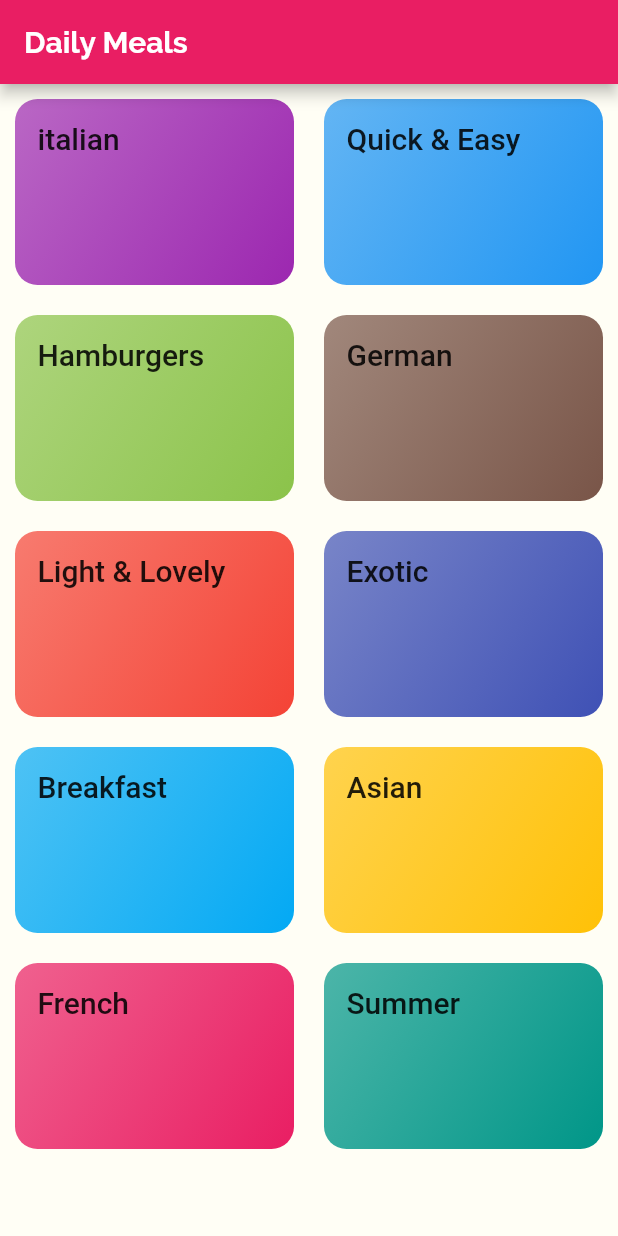
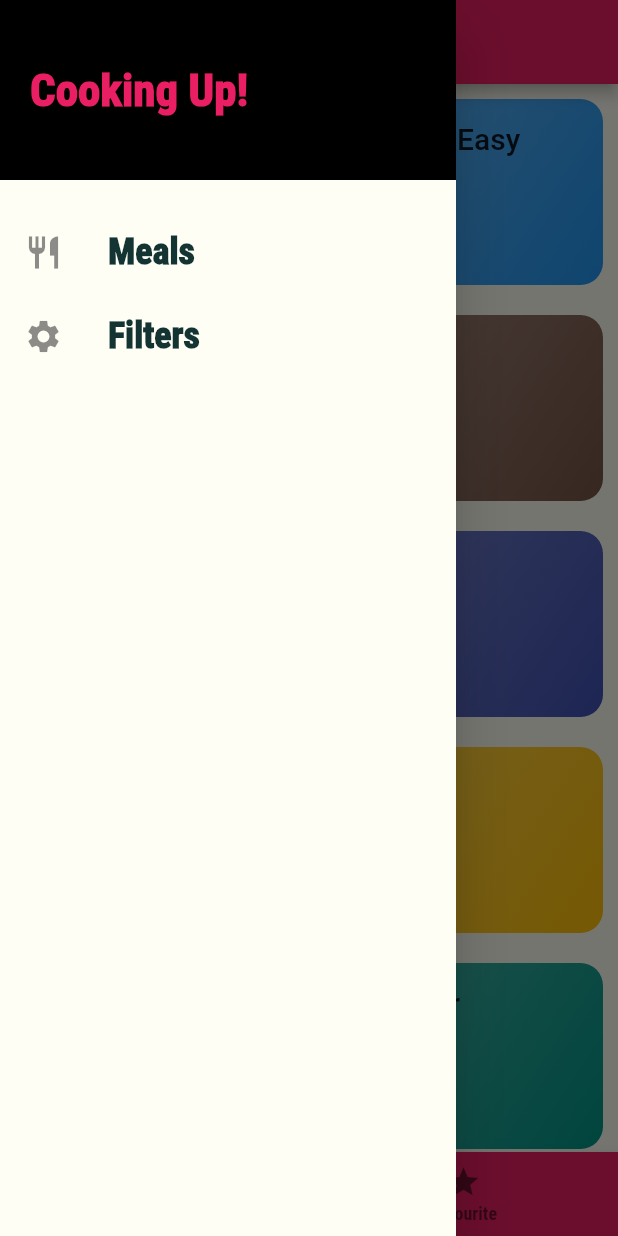
Before and after one commit to MeetSolguruz/meals_app, a Flutter app: the screen it shows after launch, with the side drawer open (before the commit the screen has no drawer), on a phone screen of 412 x 824 dp. Run offline on Flutter 3.47's test engine with Material 2 defaults, Android fonts, the phone set to English and light mode, and no system bars.

Commit message:
15-09-2021 commit

```diff
--- a/lib/main.dart
+++ b/lib/main.dart
@@ -1,5 +1,8 @@
 import 'package:flutter/material.dart';
-import 'package:meals_app/screens/meal_detail_screen.dart';
+
+import './screens/filters_screen.dart';
+import './screens/meal_detail_screen.dart';
+import './screens/tabs_screen.dart';
 
 import './screens/category_meals_screen.dart';
 import './screens/categories_screen.dart';
@@ -17,7 +20,7 @@ class MealsApp extends StatelessWidget {
       title: 'Daily Meal',
       theme: ThemeData(
         primarySwatch: Colors.pink,
-        accentColor: Colors.pinkAccent,
+        accentColor: Colors.black,
         canvasColor: Color.fromRGBO(255, 254, 245, 1),
         //canvasColor: Colors.white,
         fontFamily: 'Raleway',
@@ -37,9 +40,17 @@ class MealsApp extends StatelessWidget {
       ),
       //home: CategoriesScreen(), we can use this here down as follow
       routes: {
-        '/': (context) => CategoriesScreen(),
+        '/': (context) => TabsScreen(),
         CategoryMealsScreen.routeName: (context) => CategoryMealsScreen(),
         MealDetailScreen.routeName: (context) => MealDetailScreen(),
+        FiltersScreen.routeName: (context) => FiltersScreen(),
+      },
+      onGenerateRoute: (settings) {
+        // print(settings.arguments);
+        // return MaterialPageRoute(builder: (context) => CategoriesScreen());
+      },
+      onUnknownRoute: (settings) {
+        return MaterialPageRoute(builder: (context) => CategoriesScreen());
       },
     );
   }
--- a/lib/screens/categories_screen.dart
+++ b/lib/screens/categories_screen.dart
@@ -5,16 +5,7 @@ import '/widgets/category_item.dart';
 class CategoriesScreen extends StatelessWidget {
   @override
   Widget build(BuildContext context) {
-    return Scaffold(
-      appBar: AppBar(
-        title: const Text(
-          'Daily Meals',
-          style: TextStyle(
-            fontWeight: FontWeight.bold,
-          ),
-        ),
-      ),
-      body: GridView(
+    return GridView(
       padding: EdgeInsets.all(10),
       children: DUMMY_CATEGORIES
           .map(
@@ -32,7 +23,19 @@ class CategoriesScreen extends StatelessWidget {
         crossAxisSpacing: 20,
         mainAxisSpacing: 20,
       ),
-      ),
     );
   }
 }
+
+// we have to add this if we are not using tab bar..
+// aapde tab bar use karie 6ia etle aane use na karo to chale..
+// return Scaffold(
+//       appBar: AppBar(
+//         title: const Text(
+//           'Daily Meals',
+//           style: TextStyle(
+//             fontWeight: FontWeight.bold,
+//           ),
+//         ),
+//       ),
+//       body: GridView
--- /dev/null
+++ b/lib/screens/filters_screen.dart
@@ -0,0 +1,14 @@
+import 'package:flutter/material.dart';
+
+class FiltersScreen extends StatelessWidget {
+  static const routeName = '/filters';
+
+  @override
+  Widget build(BuildContext context) {
+    return Scaffold(
+      body: Center(
+        child: Text('filters'),
+      ),
+    );
+  }
+}
--- /dev/null
+++ b/lib/screens/tabs_screen.dart
@@ -0,0 +1,60 @@
+import 'package:flutter/material.dart';
+import '../widgets/main_drawer.dart';
+
+import '../screens/categories_screen.dart';
+import '../screens/favourites_screen.dart';
+
+class TabsScreen extends StatefulWidget {
+  @override
+  _TabsScreenState createState() => _TabsScreenState();
+}
+
+class _TabsScreenState extends State<TabsScreen> {
+  final List<Map<String, Object>> _pages = [
+    {'page': CategoriesScreen(), 'title': 'Categories'},
+    {'page': FavouritesScreen(), 'title': 'Your Favourite'},
+  ];
+
+  int _selectedPageIndex = 0;
+
+  void _selectPage(int index) {
+    setState(() {
+      _selectedPageIndex = index;
+    });
+  }
+
+  @override
+  Widget build(BuildContext context) {
+    return Scaffold(
+      appBar: AppBar(
+        title: Text(_pages[_selectedPageIndex]['title'] as String),
+      ),
+      drawer: MainDrawer(),
+      body: _pages[_selectedPageIndex]['page'] as Widget,
+      bottomNavigationBar: BottomNavigationBar(
+        onTap: _selectPage,
+        backgroundColor: Theme.of(context).primaryColor,
+        selectedItemColor: Theme.of(context).canvasColor,
+        // unselectedItemColor: Theme.of(context).canvasColor,
+        currentIndex: _selectedPageIndex,
+        //current-index is used for j select karie e highlight thaay...
+        // type: BottomNavigationBarType.shifting,
+        // we can use this when we want to shift the name to icon when we go on another page..
+        items: [
+          BottomNavigationBarItem(
+            //backgroundColor: Theme.of(context).primaryColor,
+            // unlock this when you unlock @type
+            icon: Icon(Icons.category),
+            label: 'Categories',
+          ),
+          BottomNavigationBarItem(
+            //backgroundColor: Theme.of(context).primaryColor,
+            // unlock this when you unlock @type
+            icon: Icon(Icons.star),
+            label: 'Favourite',
+          ),
+        ],
+      ),
+    );
+  }
+}
--- /dev/null
+++ b/lib/widgets/main_drawer.dart
@@ -0,0 +1,86 @@
+import 'package:flutter/material.dart';
+
+import '../screens/filters_screen.dart';
+
+// jo aapde (iconData icon) use karie to dynamically data lai shakie 6ia ex..
+// exx.... buildListTile('Meals' ne title lidhu , Icons.restaurant ne icon tarike)
+// Icon(Icons.settings) see down if don't use this method...we have to write like this instead...
+// also we can call void-callback instead of function..
+
+class MainDrawer extends StatelessWidget {
+  Widget builderListTile(String title, IconData icon, Function tapHandler) {
+    return ListTile(
+      leading: Icon(icon, size: 26),
+      title: Text(
+        title,
+        style: TextStyle(
+          fontFamily: 'RobotoCondensed',
+          fontSize: 24,
+          fontWeight: FontWeight.w900,
+        ),
+      ),
+      onTap: () => {
+        tapHandler(),
+      },
+    );
+  }
+
+  @override
+  Widget build(BuildContext context) {
+    return Drawer(
+      child: Column(
+        children: <Widget>[
+          Container(
+            height: 120,
+            width: double.infinity,
+            padding: EdgeInsets.all(20),
+            alignment: Alignment.centerLeft,
+            color: Theme.of(context).accentColor,
+            child: Text(
+              'Cooking Up!',
+              style: TextStyle(
+                fontWeight: FontWeight.w900,
+                fontSize: 30,
+                color: Theme.of(context).primaryColor,
+              ),
+            ),
+          ),
+          SizedBox(height: 20),
+          builderListTile(
+            'Meals',
+            Icons.restaurant,
+            () {
+              // Navigator.of(context).pushNamed('/');
+              Navigator.of(context).pushNamed('/');
+            },
+          ),
+          builderListTile(
+            'Filters',
+            Icons.settings,
+            () {
+              Navigator.of(context).pushNamed(FiltersScreen.routeName);
+            },
+          ),
+        ],
+      ),
+    );
+  }
+}
+
+// we can either use this kind of steps if we don't use builder..
+// After sized box we have to use this for two different items..
+//           ListTile(
+//             leading: Icon(
+//               Icons.settings,
+//               size: 26,
+//             ),
+//             title: Text(
+//               'Filters',
+//               style: TextStyle(
+//                 fontFamily: 'RobotoCondensed',
+//                 fontSize: 24,
+//                 fontWeight: FontWeight.w900,
+//               ),
+//             ),
+//             onTap: () {},
+//           ),
```
Also changed, not shown: lib/screens/favourites_screen.dart (added, +10 -0 lines), lib/screens/meal_detail_screen.dart (+86 -3 lines). Lines whose indentation alone changed are shown as unchanged.
